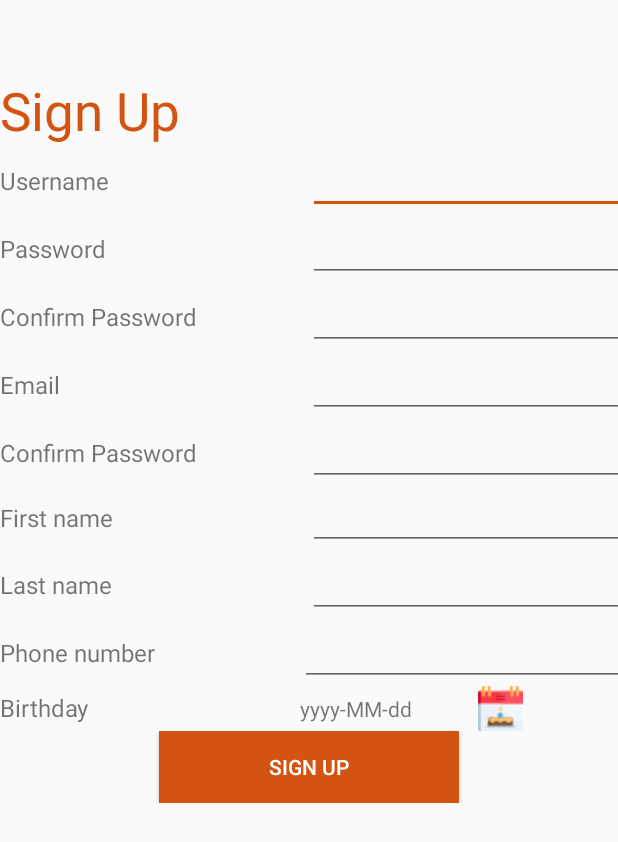
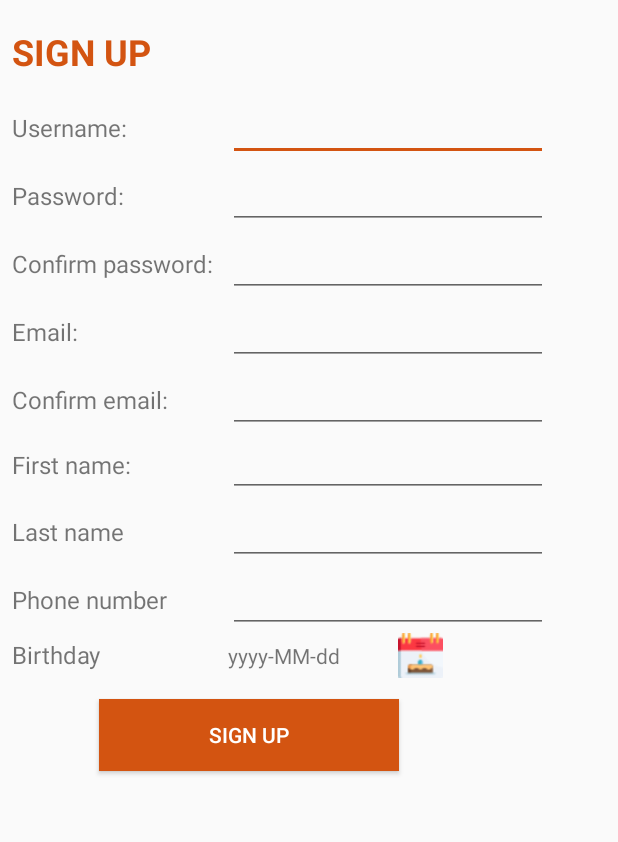
Before and after one commit to ThinhLP/CocShopApp, an Android app: the RegisterActivity screen opened directly, with no data from a screen before it, on a phone screen of 412 x 824 dp. Shown: the top 842 px of the screen. Run offline under Robolectric (Android 15) with nearby library versions, the light colour scheme and no system bars.

Commit message:
[Issue #7] Refactor code in Register [ThinhLP]

```diff
--- a/app/src/main/java/com/thinhlp/cocshopapp/activities/LoginActivity.java
+++ b/app/src/main/java/com/thinhlp/cocshopapp/activities/LoginActivity.java
@@ -11,6 +11,7 @@ import android.widget.Toast;
 
 import com.thinhlp.cocshopapp.R;
 import com.thinhlp.cocshopapp.commons.ApiUtils;
+import com.thinhlp.cocshopapp.commons.Const;
 import com.thinhlp.cocshopapp.entities.User;
 import com.thinhlp.cocshopapp.services.UserService;
 
@@ -90,7 +91,7 @@ public class LoginActivity extends AppCompatActivity {
     public void signup(View view) {
         Intent intent = new Intent(LoginActivity.this, RegisterActivity.class);
         startActivity(intent);
-        finish();
+        //finish();
     }
 
     public void switchToCustomerActivity() {
--- a/app/src/main/java/com/thinhlp/cocshopapp/activities/RegisterActivity.java
+++ b/app/src/main/java/com/thinhlp/cocshopapp/activities/RegisterActivity.java
@@ -14,6 +14,7 @@ import android.widget.Toast;
 
 import com.thinhlp.cocshopapp.R;
 import com.thinhlp.cocshopapp.commons.ApiUtils;
+import com.thinhlp.cocshopapp.commons.Const;
 import com.thinhlp.cocshopapp.entities.RegisterError;
 import com.thinhlp.cocshopapp.services.UserService;
 
@@ -35,7 +36,6 @@ public class RegisterActivity extends AppCompatActivity {
     private EditText edtPhone;
     private TextView txtBirth;
     private final String dateFormat = "yyyy-MM-dd";
-    private Button btnSignup;
 
     @Override
     protected void onCreate(Bundle savedInstanceState) {
@@ -92,29 +92,17 @@ public class RegisterActivity extends AppCompatActivity {
             return;
         }
 
-        // Check exist Username
-        if (false) {
-            Toast.makeText(getBaseContext(), "Username has been existed!", Toast.LENGTH_SHORT).show();
-            return;
-        }
-
-        // Check exist Email
-        if (false) {
-            Toast.makeText(getBaseContext(), "Email has been existed!", Toast.LENGTH_SHORT).show();
-            return;
-        }
-
         userService.register(username, password, firstname, lastname, email, date, phone).enqueue(new Callback<RegisterError>() {
             @Override
             public void onResponse(Call<RegisterError> call, Response<RegisterError> response) {
                 int statusCode = response.body().getCode();
 
-                if (statusCode == 200) {
-                    Toast.makeText(getBaseContext(), "Sign up sucessfully", Toast.LENGTH_SHORT).show();
+                if (statusCode == Const.HTTP_STATUS.OK) {
+                    Toast.makeText(getBaseContext(), "Sign up successfully", Toast.LENGTH_SHORT).show();
                     returnLogin();
                 }
 
-                if (statusCode == 400) {
+                if (statusCode == Const.HTTP_STATUS.BAD_REQUEST) {
                     String status = response.body().getMessages().get(0);
                     Toast.makeText(getBaseContext(), status, Toast.LENGTH_SHORT).show();
                     return;
@@ -155,21 +143,7 @@ public class RegisterActivity extends AppCompatActivity {
 
     }
 
-
-    @Override
-    public boolean onKeyDown(int keyCode, KeyEvent event) {
-        if (keyCode == KeyEvent.KEYCODE_BACK) {
-            returnLogin();
-            return true;
-        }
-
-        return super.onKeyDown(keyCode, event);
-    }
-
-
     public void returnLogin() {
-        Intent intent = new Intent(RegisterActivity.this, LoginActivity.class);
-        startActivity(intent);
         finish();
     }
 }
--- a/app/src/main/java/com/thinhlp/cocshopapp/commons/Const.java
+++ b/app/src/main/java/com/thinhlp/cocshopapp/commons/Const.java
@@ -8,6 +8,7 @@ public class Const {
     public static class HTTP_STATUS {
         public static final int OK = 200;
         public static final int NO_CONTENT = 204;
+        public static final int BAD_REQUEST = 400;
         public static final int UNAUTHORIZED = 401;
     }
 
--- a/app/src/main/res/layout/activity_register.xml
+++ b/app/src/main/res/layout/activity_register.xml
@@ -1,26 +1,34 @@
 <?xml version="1.0" encoding="utf-8"?>
-<TableLayout xmlns:android="http://schemas.android.com/apk/res/android"
+<RelativeLayout xmlns:android="http://schemas.android.com/apk/res/android"
     xmlns:tools="http://schemas.android.com/tools"
     android:layout_width="match_parent"
     android:layout_height="match_parent"
-    android:layout_marginTop="50dp"
+    android:paddingLeft="8dp"
+    android:paddingRight="8dp"
     tools:context="com.thinhlp.cocshopapp.activities.RegisterActivity"
-    tools:layout_editor_absoluteX="8dp"
-    tools:layout_editor_absoluteY="8dp">
-
-    <TableRow
-        android:layout_width="match_parent"
-        android:layout_height="match_parent">
-
+    >
     <TextView
         android:id="@+id/textView3"
+        android:layout_width="wrap_content"
+        android:layout_height="wrap_content"
+        android:text="SIGN UP"
+        android:textColor="@color/colorPrimary"
+        android:textSize="24sp"
+        android:textStyle="bold"
+        android:layout_marginTop="18dp"
+        android:layout_alignParentTop="true"
+        android:layout_alignParentLeft="true"
+        android:layout_alignParentStart="true" />
+
+    <TableLayout
         android:layout_width="match_parent"
         android:layout_height="wrap_content"
-            android:text="Sign Up"
-            android:textColor="@color/colorPrimary"
-            android:textSize="35sp" />
-
-    </TableRow>
+        android:layout_marginTop="11dp"
+        android:layout_below="@+id/textView3"
+        android:layout_alignParentLeft="true"
+        android:layout_alignParentStart="true"
+        android:shrinkColumns="1"
+        android:id="@+id/tableLayout2">
 
         <TableRow
             android:layout_width="match_parent"
@@ -30,14 +38,14 @@
                 android:id="@+id/textView5"
                 android:layout_width="wrap_content"
                 android:layout_height="wrap_content"
-            android:text="Username"
+                android:text="Username:"
                 android:textSize="16sp" />
 
             <EditText
                 android:id="@+id/edtUsername"
-            android:layout_width="wrap_content"
+                android:layout_width="200dp"
                 android:layout_height="wrap_content"
-            android:layout_marginLeft="5dp"
+                android:layout_marginLeft="10dp"
                 android:inputType="textPersonName"
                 android:text="" />
         </TableRow>
@@ -50,18 +58,17 @@
                 android:id="@+id/textView6"
                 android:layout_width="wrap_content"
                 android:layout_height="wrap_content"
-            android:text="Password"
+                android:text="Password:"
                 android:textSize="16sp" />
 
             <EditText
                 android:id="@+id/edtPassword"
-            android:layout_width="wrap_content"
+                android:layout_width="200dp"
                 android:layout_height="wrap_content"
-            android:layout_marginLeft="5dp"
+                android:layout_marginLeft="10dp"
                 android:ems="10"
                 android:inputType="textPassword" />
         </TableRow>
-
         <TableRow
             android:layout_width="match_parent"
             android:layout_height="match_parent">
@@ -70,15 +77,14 @@
                 android:id="@+id/textView7"
                 android:layout_width="wrap_content"
                 android:layout_height="wrap_content"
-            android:text="Confirm Password"
+                android:text="Confirm password:"
                 android:textSize="16sp" />
 
             <EditText
                 android:id="@+id/edtConfirmPassword"
-            android:layout_width="wrap_content"
+                android:layout_width="200dp"
                 android:layout_height="wrap_content"
-
-            android:layout_marginLeft="5dp"
+                android:layout_marginLeft="10dp"
                 android:ems="10"
                 android:inputType="textPassword" />
         </TableRow>
@@ -91,14 +97,14 @@
                 android:id="@+id/textView8"
                 android:layout_width="wrap_content"
                 android:layout_height="wrap_content"
-            android:text="Email"
+                android:text="Email:"
                 android:textSize="16sp" />
 
             <EditText
                 android:id="@+id/edtEmail"
-            android:layout_width="wrap_content"
+                android:layout_width="200dp"
                 android:layout_height="wrap_content"
-            android:layout_marginLeft="5dp"
+                android:layout_marginLeft="10dp"
                 android:ems="10"
                 android:inputType="textEmailAddress" />
         </TableRow>
@@ -111,14 +117,14 @@
                 android:id="@+id/textView9"
                 android:layout_width="wrap_content"
                 android:layout_height="wrap_content"
-            android:text="Confirm Password"
+                android:text="Confirm email:"
                 android:textSize="16sp" />
 
             <EditText
                 android:id="@+id/edtConfirmEmail"
-            android:layout_width="wrap_content"
+                android:layout_width="200dp"
                 android:layout_height="wrap_content"
-            android:layout_marginLeft="5dp"
+                android:layout_marginLeft="10dp"
                 android:ems="10"
                 android:inputType="textEmailAddress" />
         </TableRow>
@@ -131,20 +137,18 @@
                 android:id="@+id/textView10"
                 android:layout_width="wrap_content"
                 android:layout_height="wrap_content"
-            android:text="First name"
+                android:text="First name: "
                 android:textSize="16sp" />
 
             <EditText
                 android:id="@+id/edtFirstname"
-            android:layout_width="wrap_content"
+                android:layout_width="200dp"
                 android:layout_height="wrap_content"
-            android:layout_marginLeft="5dp"
+                android:layout_marginLeft="10dp"
                 android:ems="10"
                 android:inputType="textPersonName"
                 android:textSize="16sp" />
         </TableRow>
-
-
         <TableRow
             android:layout_width="match_parent"
             android:layout_height="match_parent">
@@ -158,9 +162,9 @@
 
             <EditText
                 android:id="@+id/edtLastname"
-            android:layout_width="wrap_content"
+                android:layout_width="200dp"
                 android:layout_height="wrap_content"
-            android:layout_marginLeft="5dp"
+                android:layout_marginLeft="10dp"
                 android:ems="10"
                 android:inputType="textPersonName" />
         </TableRow>
@@ -181,6 +185,7 @@
                 android:layout_width="wrap_content"
                 android:layout_height="wrap_content"
                 android:ems="10"
+                android:layout_marginLeft="10dp"
                 android:inputType="phone" />
 
         </TableRow>
@@ -188,8 +193,6 @@
         <TableRow
             android:layout_width="match_parent"
             android:layout_height="match_parent">
-
-
             <TextView
                 android:id="@+id/textView13"
                 android:layout_width="wrap_content"
@@ -201,7 +204,8 @@
                 android:id="@+id/txtBirth"
                 android:layout_width="wrap_content"
                 android:layout_height="wrap_content"
-            android:text="yyyy-MM-dd" />
+                android:text="yyyy-MM-dd"
+                android:layout_marginLeft="10dp"/>
 
             <Button
                 android:id="@+id/button"
@@ -213,11 +217,7 @@
                 android:onClick="pickDate" />
 
         </TableRow>
-
-    <TableRow
-        android:layout_width="match_parent"
-        android:layout_height="match_parent"
-        android:gravity="center_horizontal">
+    </TableLayout>
 
     <Button
         android:id="@+id/btnSignup"
@@ -226,6 +226,12 @@
         android:background="@color/colorPrimary"
         android:onClick="register"
         android:text="Sign up"
-            android:textColor="#fff" />
-    </TableRow>
-</TableLayout>
+        android:textColor="#fff"
+        android:layout_marginLeft="58dp"
+        android:layout_marginStart="58dp"
+        android:layout_below="@+id/tableLayout2"
+        android:layout_alignParentLeft="true"
+        android:layout_alignParentStart="true"
+        android:layout_marginTop="14dp" />
+
+</RelativeLayout>
```
Lines whose indentation alone changed are shown as unchanged.
